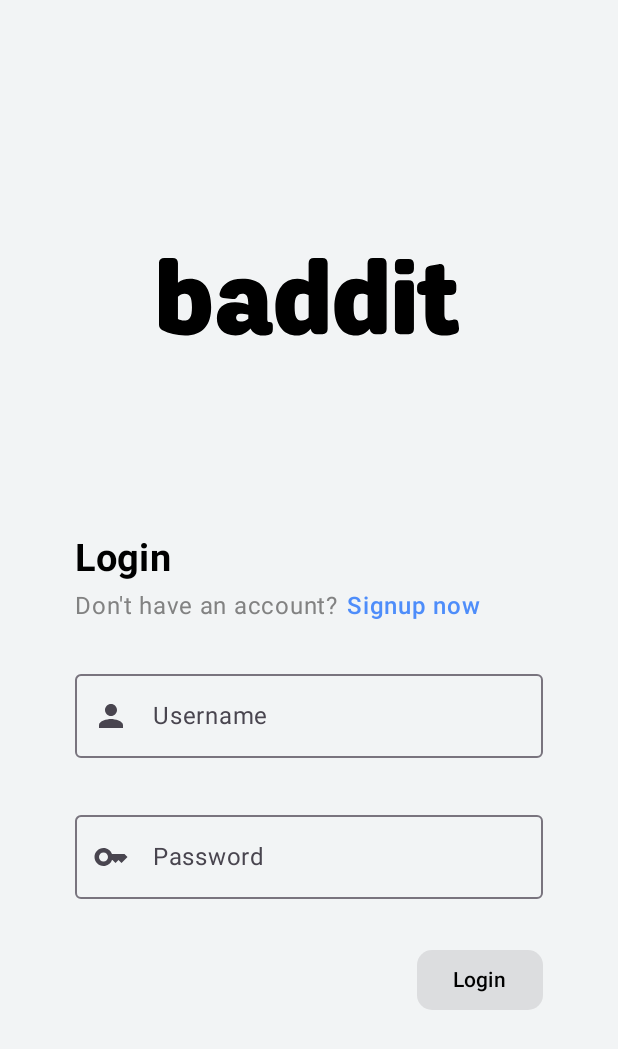
After one commit to S0lux/baddit-mobile, an Android app built with Jetpack Compose: the LoginScreen screen opened through its navigation route, on a phone screen of 412 x 824 dp. The commit adds this screen. Shown: the top 1049 px of the screen. Run offline under Robolectric (Android 15) with nearby library versions, the phone set to English and light mode, and no system bars; our stand-ins replace Dagger/Hilt's generated code.

Commit message:
Completed registration/login flow and added persistent cookiestore

```diff
--- a/app/build.gradle.kts
+++ b/app/build.gradle.kts
@@ -109,6 +109,9 @@ dependencies {
     // lottie
     implementation("com.airbnb.android:lottie-compose:6.4.0")
 
+    // cookiejar
+    implementation("com.github.franmontiel:PersistentCookieJar:v1.0.1")
+
     dependencies {
         implementation("androidx.core:core-splashscreen:1.0.1")
     }
--- a/app/src/main/java/com/example/baddit/MainActivity.kt
+++ b/app/src/main/java/com/example/baddit/MainActivity.kt
@@ -28,11 +28,13 @@ import com.example.baddit.presentation.components.BottomNavigationBar
 import com.example.baddit.presentation.screens.community.CommunityScreen
 import com.example.baddit.presentation.screens.createPost.CreatePostScreen
 import com.example.baddit.presentation.screens.home.HomeScreen
+import com.example.baddit.presentation.screens.login.LoginScreen
 import com.example.baddit.presentation.screens.signup.SignupScreen
 import com.example.baddit.presentation.utils.Auth
 import com.example.baddit.presentation.utils.Community
 import com.example.baddit.presentation.utils.CreatePost
 import com.example.baddit.presentation.utils.Home
+import com.example.baddit.presentation.utils.Login
 import com.example.baddit.presentation.utils.Main
 import com.example.baddit.presentation.utils.SignUp
 import com.example.baddit.ui.theme.BadditTheme
@@ -45,6 +47,13 @@ class MainActivity : ComponentActivity() {
         super.onCreate(savedInstanceState)
         installSplashScreen()
         setContent {
+//          For testing single screen
+//            BadditTheme {
+//                Surface(modifier = Modifier.fillMaxSize(), color = MaterialTheme.colorScheme.background) {
+//                    LoginScreen()
+//                }
+//            }
+
             val navController = rememberNavController()
             val bottomBarState = rememberSaveable { mutableStateOf(true) }
             val navBackStackEntry by navController.currentBackStackEntryAsState()
@@ -69,40 +78,52 @@ class MainActivity : ComponentActivity() {
                     // Hide BottomBar and TopBar
                     bottomBarState.value = false
                 }
+
+                "com.example.baddit.presentation.utils.Login" -> {
+                    bottomBarState.value = false
+                }
             }
 
 
             BadditTheme {
                 Surface(
-                    modifier = Modifier.fillMaxSize(),
-                    color = MaterialTheme.colorScheme.background
+                    modifier = Modifier.fillMaxSize(), color = MaterialTheme.colorScheme.background
                 ) {
-                    Scaffold (bottomBar = { BottomNavigationBar(
-                        navController = navController,
-                        bottomBarState = bottomBarState
-                    )}) { it->
-                        NavHost(navController = navController, startDestination = Main, modifier = Modifier.padding(it)){
-                            navigation<Main>(startDestination = Home){
-                                composable<Home>{
+                    Scaffold(bottomBar = {
+                        BottomNavigationBar(
+                            navController = navController, bottomBarState = bottomBarState
+                        )
+                    }) {
+                        NavHost(
+                            navController = navController,
+                            startDestination = Main,
+                            modifier = Modifier.padding(it)
+                        ) {
+                            navigation<Main>(startDestination = Home) {
+                                composable<Home> {
                                     SlideHorizontally {
                                         HomeScreen()
-
                                     }
                                 }
-                                composable<CreatePost>{
+                                composable<CreatePost> {
                                     SlideHorizontally {
                                         CreatePostScreen()
                                     }
                                 }
-                                composable<Community>{
+                                composable<Community> {
                                     SlideHorizontally {
                                         CommunityScreen()
                                     }
                                 }
                             }
-                            navigation<Auth>(startDestination = SignUp){
+                            navigation<Auth>(startDestination = SignUp) {
                                 composable<SignUp> {
-                                    SignupScreen()
+                                    SignupScreen(navigateToLogin = { navController.navigate(Login) })
+                                }
+                                composable<Login> {
+                                    LoginScreen(
+                                        navigateToHome = { navController.navigate(Home) },
+                                        navigateToSignup = { navController.navigate(SignUp) })
                                 }
                             }
                         }
@@ -114,7 +135,7 @@ class MainActivity : ComponentActivity() {
 }
 
 @Composable
-fun SlideHorizontally(content: @Composable () -> Unit){
+fun SlideHorizontally(content: @Composable () -> Unit) {
     AnimatedVisibility(
         visibleState = MutableTransitionState(
             initialState = false
--- /dev/null
+++ b/app/src/main/java/com/example/baddit/presentation/components/AppLogo.kt
@@ -0,0 +1,20 @@
+package com.example.baddit.presentation.components
+
+import androidx.compose.foundation.layout.size
+import androidx.compose.material3.Icon
+import androidx.compose.runtime.Composable
+import androidx.compose.ui.Modifier
+import androidx.compose.ui.graphics.Color
+import androidx.compose.ui.res.painterResource
+import androidx.compose.ui.unit.dp
+import com.example.baddit.R
+
+@Composable
+fun AppLogo(isDarkTheme: Boolean) {
+    Icon(
+        painter = painterResource(id = R.drawable.baddit_white),
+        contentDescription = null,
+        modifier = Modifier.size(200.dp),
+        tint = if (isDarkTheme) Color.White else Color.Black
+    )
+}
--- a/app/src/main/java/com/example/baddit/presentation/components/BottomNavigationBar.kt
+++ b/app/src/main/java/com/example/baddit/presentation/components/BottomNavigationBar.kt
@@ -22,6 +22,7 @@ import com.example.baddit.R
 import com.example.baddit.presentation.utils.Community
 import com.example.baddit.presentation.utils.CreatePost
 import com.example.baddit.presentation.utils.Home
+import com.example.baddit.presentation.utils.Login
 import com.example.baddit.presentation.utils.SignUp
 
 
--- /dev/null
+++ b/app/src/main/java/com/example/baddit/presentation/screens/login/LoginScreen.kt
@@ -0,0 +1,196 @@
+package com.example.baddit.presentation.screens.login
+
+import androidx.compose.animation.AnimatedVisibility
+import androidx.compose.animation.core.FastOutSlowInEasing
+import androidx.compose.animation.core.tween
+import androidx.compose.foundation.border
+import androidx.compose.foundation.clickable
+import androidx.compose.foundation.isSystemInDarkTheme
+import androidx.compose.foundation.layout.Arrangement
+import androidx.compose.foundation.layout.Box
+import androidx.compose.foundation.layout.Column
+import androidx.compose.foundation.layout.Row
+import androidx.compose.foundation.layout.Spacer
+import androidx.compose.foundation.layout.fillMaxSize
+import androidx.compose.foundation.layout.fillMaxWidth
+import androidx.compose.foundation.layout.padding
+import androidx.compose.foundation.layout.size
+import androidx.compose.foundation.shape.RoundedCornerShape
+import androidx.compose.foundation.text.KeyboardActions
+import androidx.compose.foundation.text.KeyboardOptions
+import androidx.compose.material3.Button
+import androidx.compose.material3.ButtonDefaults
+import androidx.compose.material3.Icon
+import androidx.compose.material3.MaterialTheme
+import androidx.compose.material3.OutlinedTextField
+import androidx.compose.material3.Text
+import androidx.compose.runtime.Composable
+import androidx.compose.runtime.rememberCoroutineScope
+import androidx.compose.ui.Alignment
+import androidx.compose.ui.Modifier
+import androidx.compose.ui.focus.FocusDirection
+import androidx.compose.ui.platform.LocalFocusManager
+import androidx.compose.ui.res.painterResource
+import androidx.compose.ui.text.font.FontWeight
+import androidx.compose.ui.text.input.ImeAction
+import androidx.compose.ui.text.input.PasswordVisualTransformation
+import androidx.compose.ui.unit.dp
+import androidx.compose.ui.unit.sp
+import androidx.hilt.navigation.compose.hiltViewModel
+import com.example.baddit.R
+import com.example.baddit.domain.error.Result
+import com.example.baddit.presentation.components.Alert
+import com.example.baddit.presentation.components.AppLogo
+import com.example.baddit.presentation.styles.textFieldColors
+import com.example.baddit.ui.theme.CustomTheme.errorRed
+import com.example.baddit.ui.theme.CustomTheme.mutedAppBlue
+import com.example.baddit.ui.theme.CustomTheme.textPrimary
+import com.example.baddit.ui.theme.CustomTheme.textSecondary
+import kotlinx.coroutines.CoroutineScope
+import kotlinx.coroutines.launch
+
+@Composable
+fun LoginScreen(
+    viewModel: LoginViewModel = hiltViewModel(),
+    navigateToHome: () -> Unit,
+    navigateToSignup: () -> Unit
+) {
+    val isDarkMode = isSystemInDarkTheme()
+    val coroutineScope = rememberCoroutineScope()
+
+    Box(modifier = Modifier.fillMaxSize(), contentAlignment = Alignment.Center) {
+        Column(
+            horizontalAlignment = Alignment.CenterHorizontally,
+            verticalArrangement = Arrangement.spacedBy(10.dp),
+            modifier = Modifier.fillMaxWidth()
+        ) {
+            AppLogo(isDarkTheme = isDarkMode)
+
+            Column(
+                modifier = Modifier.padding(50.dp),
+                verticalArrangement = Arrangement.spacedBy(10.dp)
+            ) {
+                LoginHeader(navigateToSignup)
+
+                Spacer(modifier = Modifier.size(5.dp))
+
+                CredentialsInputs(viewModel = viewModel)
+
+                AnimatedVisibility(visible = viewModel.generalError.isNotEmpty()) {
+                    Alert {
+                        Text(
+                            text = viewModel.generalError,
+                            color = MaterialTheme.colorScheme.errorRed
+                        )
+                    }
+                }
+
+                LoginButton(viewModel = viewModel, coroutineScope = coroutineScope, navigateToHome)
+            }
+        }
+    }
+}
+
+@Composable
+fun LoginHeader(onSignupClicked: () -> Unit) {
+    Column(verticalArrangement = Arrangement.spacedBy(5.dp)) {
+        Text(
+            text = "Login",
+            color = MaterialTheme.colorScheme.textPrimary,
+            fontWeight = FontWeight.Bold,
+            fontSize = 25.sp
+        )
+
+        Row(horizontalArrangement = Arrangement.spacedBy(5.dp)) {
+            Text(
+                text = "Don't have an account?",
+                color = MaterialTheme.colorScheme.textSecondary
+            )
+
+            Text(
+                text = "Signup now",
+                color = MaterialTheme.colorScheme.mutedAppBlue,
+                fontWeight = FontWeight.SemiBold,
+                modifier = Modifier.clickable { onSignupClicked() }
+            )
+        }
+
+    }
+
+}
+
+@Composable
+fun CredentialsInputs(viewModel: LoginViewModel) {
+    val focusManager = LocalFocusManager.current
+
+    Column(verticalArrangement = Arrangement.spacedBy(10.dp)) {
+        OutlinedTextField(
+            label = { Text("Username") },
+            singleLine = true,
+            value = viewModel.usernameState.value,
+            onValueChange = { username -> viewModel.onUsernameChange(username) },
+            supportingText = { Text(viewModel.usernameState.error) },
+            modifier = Modifier.fillMaxWidth(),
+            isError = viewModel.usernameState.error.isNotEmpty(),
+            keyboardOptions = KeyboardOptions(imeAction = ImeAction.Next),
+            keyboardActions = KeyboardActions(onNext = { focusManager.moveFocus(FocusDirection.Down) }),
+            colors = textFieldColors(),
+            leadingIcon = {
+                Icon(
+                    painter = painterResource(id = R.drawable.person),
+                    contentDescription = null
+                )
+            }
+        )
+
+        OutlinedTextField(
+            label = { Text("Password") },
+            singleLine = true,
+            value = viewModel.passwordState.value,
+            onValueChange = { email -> viewModel.onPasswordChange(email) },
+            supportingText = { Text(viewModel.passwordState.error) },
+            isError = viewModel.passwordState.error.isNotEmpty(),
+            modifier = Modifier.fillMaxWidth(),
+            colors = textFieldColors(),
+            leadingIcon = {
+                Icon(
+                    painter = painterResource(id = R.drawable.key),
+                    contentDescription = null
+                )
+            },
+            visualTransformation = PasswordVisualTransformation()
+        )
+    }
+}
+
+@Composable
+fun LoginButton(
+    viewModel: LoginViewModel,
+    coroutineScope: CoroutineScope,
+    onLoginSuccess: () -> Unit
+) {
+    val canProceed =
+        viewModel.usernameState.value.isNotEmpty() && viewModel.passwordState.value.isNotEmpty()
+
+    Box(
+        modifier = Modifier.fillMaxWidth(),
+        contentAlignment = Alignment.CenterEnd
+    ) {
+        Button(
+            onClick = {
+                coroutineScope.launch {
+                    val result = viewModel.login()
+
+                    if (result is Result.Success) onLoginSuccess()
+                }
+            },
+            enabled = canProceed,
+            shape = RoundedCornerShape(10.dp),
+            colors = ButtonDefaults.buttonColors(
+                containerColor = MaterialTheme.colorScheme.mutedAppBlue
+            )
+        ) {
+            Text("Login", color = MaterialTheme.colorScheme.textPrimary)
+        }
+    }
+}
--- /dev/null
+++ b/app/src/main/java/com/example/baddit/presentation/screens/login/LoginViewModel.kt
@@ -0,0 +1,58 @@
+package com.example.baddit.presentation.screens.login
+
+import androidx.compose.runtime.getValue
+import androidx.compose.runtime.mutableStateOf
+import androidx.compose.runtime.setValue
+import androidx.lifecycle.ViewModel
+import com.example.baddit.domain.error.DataError
+import com.example.baddit.domain.error.Result
+import com.example.baddit.domain.model.auth.LoginResponseDTO
+import com.example.baddit.domain.repository.AuthRepository
+import com.example.baddit.presentation.utils.FieldState
+import dagger.hilt.android.lifecycle.HiltViewModel
+import javax.inject.Inject
+
+@HiltViewModel
+class LoginViewModel @Inject constructor(
+    private val authRepository: AuthRepository
+) : ViewModel() {
+    var usernameState by mutableStateOf(FieldState())
+        private set;
+
+    var passwordState by mutableStateOf(FieldState())
+        private set;
+
+    var generalError by mutableStateOf("")
+        private set;
+
+    fun onUsernameChange(input: String) {
+        usernameState = usernameState.copy(value = input, error = "")
+    }
+
+    fun onPasswordChange(input: String) {
+        passwordState = passwordState.copy(value = input, error = "")
+    }
+
+    suspend fun login(): Result<LoginResponseDTO, DataError.NetworkError> {
+        val result = authRepository.login(username = usernameState.value, password = passwordState.value)
+
+        when (result) {
+            is Result.Error -> {
+                generalError = when (result.error) {
+                    DataError.NetworkError.NO_INTERNET -> "No internet connection."
+                    DataError.NetworkError.INTERNAL_SERVER_ERROR -> "Server is down."
+                    DataError.NetworkError.UNAUTHORIZED -> "Wrong username/password"
+                    DataError.NetworkError.CONFLICT -> "This error shouldn't happen unless something changed in the backend."
+                    DataError.NetworkError.UNKNOWN_ERROR -> "An unknown error has occurred."
+                }
+            }
+
+            is Result.Success -> {
+                generalError = ""
+                authRepository.getMe()
+            }
+        }
+
+        return result;
+    }
+}
--- a/app/src/main/java/com/example/baddit/presentation/screens/signup/SignupComplete.kt
+++ b/app/src/main/java/com/example/baddit/presentation/screens/signup/SignupComplete.kt
@@ -43,7 +43,7 @@ import com.example.baddit.ui.theme.CustomTheme.textSecondary
 import kotlinx.coroutines.launch
 
 @Composable
-fun SignUpComplete() {
+fun SignUpComplete(navigateToLogin: () -> Unit) {
     val composition by rememberLottieComposition(spec = LottieCompositionSpec.RawRes(R.raw.email_send))
     val dynamicProperties = rememberLottieDynamicProperties(
         rememberLottieDynamicProperty(
@@ -102,7 +102,7 @@ fun SignUpComplete() {
         ) {
             Button(
                 onClick = {
-                    TODO("Go to login page")
+                    navigateToLogin()
                 },
                 shape = RoundedCornerShape(10.dp),
                 colors = ButtonDefaults.buttonColors(
--- a/app/src/main/java/com/example/baddit/presentation/screens/signup/SignupViewModel.kt
+++ b/app/src/main/java/com/example/baddit/presentation/screens/signup/SignupViewModel.kt
@@ -6,6 +6,7 @@ import androidx.lifecycle.viewModelScope
 import com.example.baddit.domain.error.DataError
 import com.example.baddit.domain.error.Result
 import com.example.baddit.domain.repository.AuthRepository
+import com.example.baddit.presentation.utils.FieldState
 import dagger.hilt.android.lifecycle.HiltViewModel
 import kotlinx.coroutines.launch
 import javax.inject.Inject
@@ -14,11 +15,6 @@ import javax.inject.Inject
 class SignupViewModel @Inject constructor(
     private val authRepository: AuthRepository
 ) : ViewModel() {
-
-    // State data classes for grouping related states together
-    data class FieldState(
-        var value: String = "", var error: String = ""
-    )
 
     var emailState by mutableStateOf(FieldState())
         private set
--- /dev/null
+++ b/app/src/main/java/com/example/baddit/presentation/utils/FieldState.kt
@@ -0,0 +1,5 @@
+package com.example.baddit.presentation.utils
+
+data class FieldState(
+    var value: String = "", var error: String = ""
+)
--- a/app/src/main/java/com/example/baddit/presentation/utils/NavRoutes.kt
+++ b/app/src/main/java/com/example/baddit/presentation/utils/NavRoutes.kt
@@ -19,3 +19,6 @@ object Community
 
 @Serializable
 object SignUp
+
+@Serializable
+object Login
--- /dev/null
+++ b/app/src/main/res/drawable/error.xml
@@ -0,0 +1,5 @@
+<vector xmlns:android="http://schemas.android.com/apk/res/android" android:height="24dp" android:tint="#000000" android:viewportHeight="24" android:viewportWidth="24" android:width="24dp">
+
+    <path android:fillColor="@android:color/white" android:pathData="M11,15h2v2h-2zM11,7h2v6h-2zM11.99,2C6.47,2 2,6.48 2,12s4.47,10 9.99,10C17.52,22 22,17.52 22,12S17.52,2 11.99,2zM12,20c-4.42,0 -8,-3.58 -8,-8s3.58,-8 8,-8 8,3.58 8,8 -3.58,8 -8,8z"/>
+
+</vector>
--- a/settings.gradle.kts
+++ b/settings.gradle.kts
@@ -10,6 +10,7 @@ dependencyResolutionManagement {
     repositories {
         google()
         mavenCentral()
+        maven { url = uri("https://jitpack.io") }
     }
 }
 
```
Also changed, not shown: app/src/main/java/com/example/baddit/di/AppModule.kt (+17 -10 lines), app/src/main/java/com/example/baddit/presentation/components/Alert.kt (added, +32 -0 lines), app/src/main/java/com/example/baddit/presentation/screens/signup/SignupScreen.kt (+12 -17 lines).
